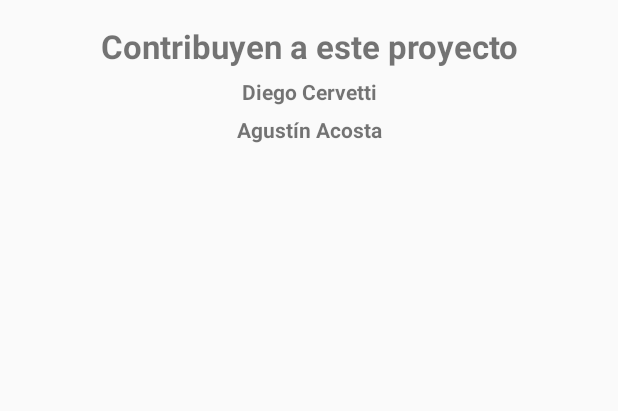
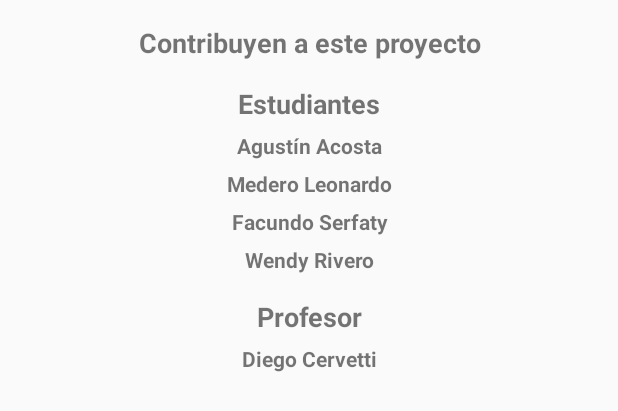
Before and after one commit to diegocervetti/Edu-T, an Android app: the layout layout_contributors.xml on its own in the app's theme, with its tools: preview values and no code run, on a phone screen of 412 x 824 dp. Shown: the top 411 px of the screen. Run offline under Robolectric (Android 15) with nearby library versions, the phone set to English and light mode, and no system bars.

Commit message:
Merged XML contributors

```diff
--- a/app/src/main/res/layout/layout_contributors.xml
+++ b/app/src/main/res/layout/layout_contributors.xml
@@ -8,7 +8,61 @@
         android:layout_height="wrap_content"
         android:text="@string/contributors"
         android:textStyle="bold"
-        android:textSize="22sp"
+        android:textSize="18sp"
+        android:textAlignment="center"
+        android:layout_marginTop="16dp"/>
+
+    <TextView
+        android:layout_width="match_parent"
+        android:layout_height="wrap_content"
+        android:text="Estudiantes"
+        android:textStyle="bold"
+        android:textSize="18sp"
+        android:textAlignment="center"
+        android:layout_marginTop="16dp"/>
+
+    <TextView
+        android:layout_width="match_parent"
+        android:layout_height="wrap_content"
+        android:text="@string/acostaagustin"
+        android:textStyle="bold"
+        android:textSize="14sp"
+        android:textAlignment="center"
+        android:layout_marginTop="6dp"/>
+
+    <TextView
+        android:layout_width="match_parent"
+        android:layout_height="wrap_content"
+        android:text="@string/MederoLeonardo"
+        android:textStyle="bold"
+        android:textSize="14sp"
+        android:textAlignment="center"
+        android:layout_marginTop="6dp"/>
+
+    <TextView
+        android:layout_width="match_parent"
+        android:layout_height="wrap_content"
+        android:text="@string/FSerfaty"
+        android:textStyle="bold"
+        android:textSize="14sp"
+        android:textAlignment="center"
+        android:layout_marginTop="6dp"/>
+
+    <TextView
+        android:layout_width="match_parent"
+        android:layout_height="wrap_content"
+        android:text="@string/WendyRivero"
+        android:textStyle="bold"
+        android:textSize="14sp"
+        android:textAlignment="center"
+        android:layout_marginTop="6dp"/>
+
+    <TextView
+        android:layout_width="match_parent"
+        android:layout_height="wrap_content"
+        android:text="Profesor"
+        android:textStyle="bold"
+        android:textSize="18sp"
         android:textAlignment="center"
         android:layout_marginTop="16dp"/>
 
@@ -21,12 +75,4 @@
         android:textAlignment="center"
         android:layout_marginTop="6dp"/>
 
-    <TextView
-        android:layout_width="match_parent"
-        android:layout_height="wrap_content"
-        android:text="@string/acostaagustin"
-        android:textStyle="bold"
-        android:textSize="14sp"
-        android:textAlignment="center"
-        android:layout_marginTop="6dp"/>
 </LinearLayout>
--- a/app/src/main/res/values/strings.xml
+++ b/app/src/main/res/values/strings.xml
@@ -4,6 +4,9 @@
     <string name="contributors">Contribuyen a este proyecto</string>
     <string name="profe">Diego Cervetti</string>
     <string name="acostaagustin">Agustín Acosta</string>
+    <string name="MederoLeonardo">Medero Leonardo</string>
+    <string name="FSerfaty">Facundo Serfaty</string>
+    <string name="WendyRivero">Wendy Rivero</string>
 
     <!-- textos pantallas Ayuda -->
     <string name="siguiente">SIGUIENTE</string>
```
